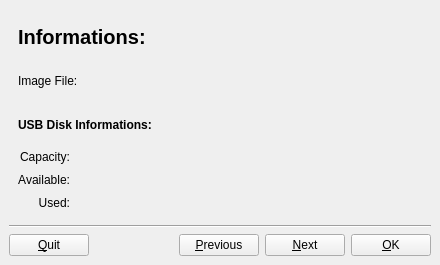
Old version of the form data/ui/qtMain.ui in the repository gkmngrgn/puding.
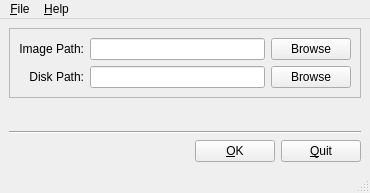
New version of the form. The open tabs and pages were chosen to show the change.

The edit to the form file:
```diff
--- a/data/ui/qtMain.ui
+++ b/data/ui/qtMain.ui
@@ -6,37 +6,101 @@
    <rect>
     <x>0</x>
     <y>0</y>
-    <width>440</width>
-    <height>265</height>
+    <width>370</width>
+    <height>193</height>
    </rect>
   </property>
   <property name="minimumSize">
    <size>
-    <width>440</width>
-    <height>207</height>
+    <width>370</width>
+    <height>193</height>
+   </size>
+  </property>
+  <property name="maximumSize">
+   <size>
+    <width>370</width>
+    <height>193</height>
    </size>
   </property>
   <property name="windowTitle">
    <string>MainWindow</string>
   </property>
   <widget class="QWidget" name="centralwidget">
-   <layout class="QGridLayout" name="gridLayout_2">
-    <item row="4" column="0">
+   <layout class="QVBoxLayout" name="verticalLayout">
+    <item>
+     <widget class="QFrame" name="frame">
+      <property name="frameShape">
+       <enum>QFrame::StyledPanel</enum>
+      </property>
+      <property name="frameShadow">
+       <enum>QFrame::Raised</enum>
+      </property>
+      <layout class="QGridLayout" name="gridLayout">
+       <item row="0" column="0">
+        <widget class="QLabel" name="lbl_image_path">
+         <property name="text">
+          <string>Image Path:</string>
+         </property>
+         <property name="alignment">
+          <set>Qt::AlignRight|Qt::AlignTrailing|Qt::AlignVCenter</set>
+         </property>
+        </widget>
+       </item>
+       <item row="0" column="1">
+        <widget class="QLineEdit" name="line_image"/>
+       </item>
+       <item row="0" column="2">
+        <widget class="QPushButton" name="button_browse_image">
+         <property name="text">
+          <string>Browse</string>
+         </property>
+        </widget>
+       </item>
+       <item row="1" column="0">
+        <widget class="QLabel" name="lbl_disk_path">
+         <property name="text">
+          <string>Disk Path:</string>
+         </property>
+         <property name="alignment">
+          <set>Qt::AlignRight|Qt::AlignTrailing|Qt::AlignVCenter</set>
+         </property>
+        </widget>
+       </item>
+       <item row="1" column="1">
+        <widget class="QLineEdit" name="line_disk"/>
+       </item>
+       <item row="1" column="2">
+        <widget class="QPushButton" name="button_browse_disk">
+         <property name="text">
+          <string>Browse</string>
+         </property>
+        </widget>
+       </item>
+      </layout>
+     </widget>
+    </item>
+    <item>
+     <spacer name="verticalSpacer">
+      <property name="orientation">
+       <enum>Qt::Vertical</enum>
+      </property>
+      <property name="sizeHint" stdset="0">
+       <size>
+        <width>20</width>
+        <height>6</height>
+       </size>
+      </property>
+     </spacer>
+    </item>
+    <item>
      <widget class="Line" name="line">
       <property name="orientation">
        <enum>Qt::Horizontal</enum>
       </property>
      </widget>
     </item>
-    <item row="6" column="0">
+    <item>
      <layout class="QHBoxLayout" name="horizontalLayout">
-      <item>
-       <widget class="QPushButton" name="button_quit">
-        <property name="text">
-         <string>&amp;Quit</string>
-        </property>
-       </widget>
-      </item>
       <item>
        <spacer name="horizontalSpacer">
         <property name="orientation">
@@ -50,23 +114,6 @@
         </property>
        </spacer>
       </item>
-      <item>
-       <widget class="QPushButton" name="button_prev">
-        <property name="enabled">
-         <bool>true</bool>
-        </property>
-        <property name="text">
-         <string>&amp;Previous</string>
-        </property>
-       </widget>
-      </item>
-      <item>
-       <widget class="QPushButton" name="button_next">
-        <property name="text">
-         <string>&amp;Next</string>
-        </property>
-       </widget>
-      </item>
       <item>
        <widget class="QPushButton" name="button_ok">
         <property name="text">
@@ -74,250 +121,43 @@
         </property>
        </widget>
       </item>
+      <item>
+       <widget class="QPushButton" name="button_quit">
+        <property name="text">
+         <string>&amp;Quit</string>
+        </property>
+       </widget>
+      </item>
      </layout>
     </item>
-    <item row="2" column="0">
-     <widget class="QStackedWidget" name="stackedWidget">
-      <property name="enabled">
-       <bool>true</bool>
-      </property>
-      <property name="currentIndex">
-       <number>0</number>
-      </property>
-      <widget class="QWidget" name="page">
-       <layout class="QVBoxLayout" name="verticalLayout_2">
-        <item>
-         <widget class="QListView" name="listView"/>
-        </item>
-        <item>
-         <layout class="QGridLayout" name="gridLayout">
-          <item row="0" column="0">
-           <widget class="QLabel" name="label_src">
-            <property name="text">
-             <string>ISO Path:</string>
-            </property>
-            <property name="alignment">
-             <set>Qt::AlignRight|Qt::AlignTrailing|Qt::AlignVCenter</set>
-            </property>
-           </widget>
-          </item>
-          <item row="0" column="1">
-           <widget class="QLineEdit" name="line_src"/>
-          </item>
-          <item row="0" column="2">
-           <widget class="QPushButton" name="pushButton">
-            <property name="text">
-             <string>Browse</string>
-            </property>
-           </widget>
-          </item>
-          <item row="1" column="0">
-           <widget class="QLabel" name="label_dst">
-            <property name="text">
-             <string>USB Disk Path:</string>
-            </property>
-           </widget>
-          </item>
-          <item row="1" column="1">
-           <widget class="QLineEdit" name="line_dst"/>
-          </item>
-          <item row="1" column="2">
-           <widget class="QPushButton" name="pushButton_2">
-            <property name="text">
-             <string>Browse</string>
-            </property>
-           </widget>
-          </item>
-         </layout>
-        </item>
-       </layout>
-      </widget>
-      <widget class="QWidget" name="sayfa">
-       <layout class="QVBoxLayout" name="verticalLayout">
-        <item>
-         <widget class="QLabel" name="label_title">
-          <property name="styleSheet">
-           <string>font-size: 20px; font-weight: bold;</string>
-          </property>
-          <property name="text">
-           <string>Informations:</string>
-          </property>
-         </widget>
-        </item>
-        <item>
-         <layout class="QGridLayout" name="gridLayout_5">
-          <item row="0" column="0">
-           <widget class="QLabel" name="label_title_source">
-            <property name="text">
-             <string>Image File:</string>
-            </property>
-           </widget>
-          </item>
-          <item row="0" column="1">
-           <widget class="QLabel" name="label_info_source">
-            <property name="text">
-             <string/>
-            </property>
-           </widget>
-          </item>
-          <item row="0" column="2">
-           <spacer name="horizontalSpacer_3">
-            <property name="orientation">
-             <enum>Qt::Horizontal</enum>
-            </property>
-            <property name="sizeHint" stdset="0">
-             <size>
-              <width>40</width>
-              <height>20</height>
-             </size>
-            </property>
-           </spacer>
-          </item>
-         </layout>
-        </item>
-        <item>
-         <widget class="QLabel" name="label_title_dst">
-          <property name="styleSheet">
-           <string>font-weight: bold;</string>
-          </property>
-          <property name="text">
-           <string>USB Disk Informations:</string>
-          </property>
-         </widget>
-        </item>
-        <item>
-         <layout class="QGridLayout" name="gridLayout_4">
-          <item row="0" column="0">
-           <widget class="QLabel" name="label_title_capacity">
-            <property name="text">
-             <string>Capacity:</string>
-            </property>
-            <property name="alignment">
-             <set>Qt::AlignRight|Qt::AlignTrailing|Qt::AlignVCenter</set>
-            </property>
-           </widget>
-          </item>
-          <item row="0" column="1">
-           <widget class="QLabel" name="label_info_capacity">
-            <property name="text">
-             <string/>
-            </property>
-           </widget>
-          </item>
-          <item row="1" column="0">
-           <widget class="QLabel" name="label_title_available">
-            <property name="text">
-             <string>Available:</string>
-            </property>
-            <property name="alignment">
-             <set>Qt::AlignRight|Qt::AlignTrailing|Qt::AlignVCenter</set>
-            </property>
-           </widget>
-          </item>
-          <item row="1" column="1">
-           <widget class="QLabel" name="label_info_available">
-            <property name="text">
-             <string/>
-            </property>
-           </widget>
-          </item>
-          <item row="2" column="0">
-           <widget class="QLabel" name="label_title_used">
-            <property name="text">
-             <string>Used:</string>
-            </property>
-            <property name="alignment">
-             <set>Qt::AlignRight|Qt::AlignTrailing|Qt::AlignVCenter</set>
-            </property>
-           </widget>
-          </item>
-          <item row="2" column="1">
-           <widget class="QLabel" name="label_info_used">
-            <property name="text">
-             <string/>
-            </property>
-           </widget>
-          </item>
-          <item row="1" column="2">
-           <spacer name="horizontalSpacer_2">
-            <property name="orientation">
-             <enum>Qt::Horizontal</enum>
-            </property>
-            <property name="sizeHint" stdset="0">
-             <size>
-              <width>40</width>
-              <height>20</height>
-             </size>
-            </property>
-           </spacer>
-          </item>
-         </layout>
-        </item>
-       </layout>
-      </widget>
-      <widget class="QWidget" name="sayfa_2">
-       <layout class="QGridLayout" name="gridLayout_6">
-        <item row="2" column="0">
-         <widget class="QLabel" name="label">
-          <property name="text">
-           <string>TextLabel</string>
-          </property>
-          <property name="alignment">
-           <set>Qt::AlignHCenter|Qt::AlignTop</set>
-          </property>
-         </widget>
-        </item>
-        <item row="1" column="0">
-         <widget class="QProgressBar" name="progressBar">
-          <property name="value">
-           <number>24</number>
-          </property>
-         </widget>
-        </item>
-        <item row="0" column="0">
-         <widget class="QLabel" name="label_2">
-          <property name="text">
-           <string>&lt;!DOCTYPE HTML PUBLIC &quot;-//W3C//DTD HTML 4.0//EN&quot; &quot;http://www.w3.org/TR/REC-html40/strict.dtd&quot;&gt;
-&lt;html&gt;&lt;head&gt;&lt;meta name=&quot;qrichtext&quot; content=&quot;1&quot; /&gt;&lt;style type=&quot;text/css&quot;&gt;
-p, li { white-space: pre-wrap; }
-&lt;/style&gt;&lt;/head&gt;&lt;body style=&quot; font-family:'Sans Serif'; font-size:9pt; font-weight:400; font-style:normal;&quot;&gt;
-&lt;p style=&quot; margin-top:0px; margin-bottom:0px; margin-left:0px; margin-right:0px; -qt-block-indent:0; text-indent:0px;&quot;&gt;&lt;span style=&quot; font-size:11pt; font-weight:600;&quot;&gt;Pardus CD image is written to USB disk...&lt;/span&gt;&lt;/p&gt;&lt;/body&gt;&lt;/html&gt;</string>
-          </property>
-         </widget>
-        </item>
-        <item row="3" column="0">
-         <spacer name="verticalSpacer_2">
-          <property name="orientation">
-           <enum>Qt::Vertical</enum>
-          </property>
-          <property name="sizeHint" stdset="0">
-           <size>
-            <width>20</width>
-            <height>40</height>
-           </size>
-          </property>
-         </spacer>
-        </item>
-       </layout>
-      </widget>
-     </widget>
-    </item>
-    <item row="3" column="0">
-     <spacer name="verticalSpacer">
-      <property name="orientation">
-       <enum>Qt::Vertical</enum>
-      </property>
-      <property name="sizeHint" stdset="0">
-       <size>
-        <width>20</width>
-        <height>40</height>
-       </size>
-      </property>
-     </spacer>
-    </item>
    </layout>
   </widget>
-  <action name="action_quit">
+  <widget class="QMenuBar" name="menubar">
+   <property name="geometry">
+    <rect>
+     <x>0</x>
+     <y>0</y>
+     <width>370</width>
+     <height>23</height>
+    </rect>
+   </property>
+   <widget class="QMenu" name="menuFile">
+    <property name="title">
+     <string>&amp;File</string>
+    </property>
+    <addaction name="action_QUit"/>
+   </widget>
+   <widget class="QMenu" name="menu_Help">
+    <property name="title">
+     <string>&amp;Help</string>
+    </property>
+    <addaction name="actionAbout"/>
+   </widget>
+   <addaction name="menuFile"/>
+   <addaction name="menu_Help"/>
+  </widget>
+  <widget class="QStatusBar" name="statusbar"/>
+  <action name="action_QUit">
    <property name="text">
     <string>&amp;Quit</string>
    </property>
```
Left out of the diff: 4 changed lines with no effect on the pictures.
